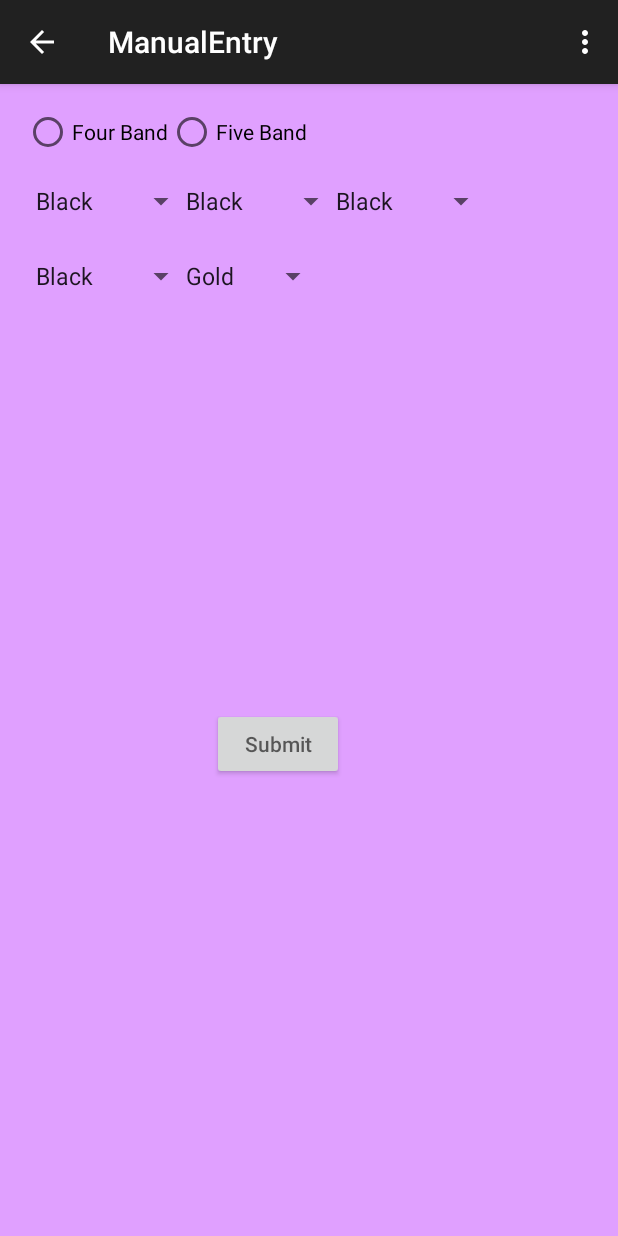
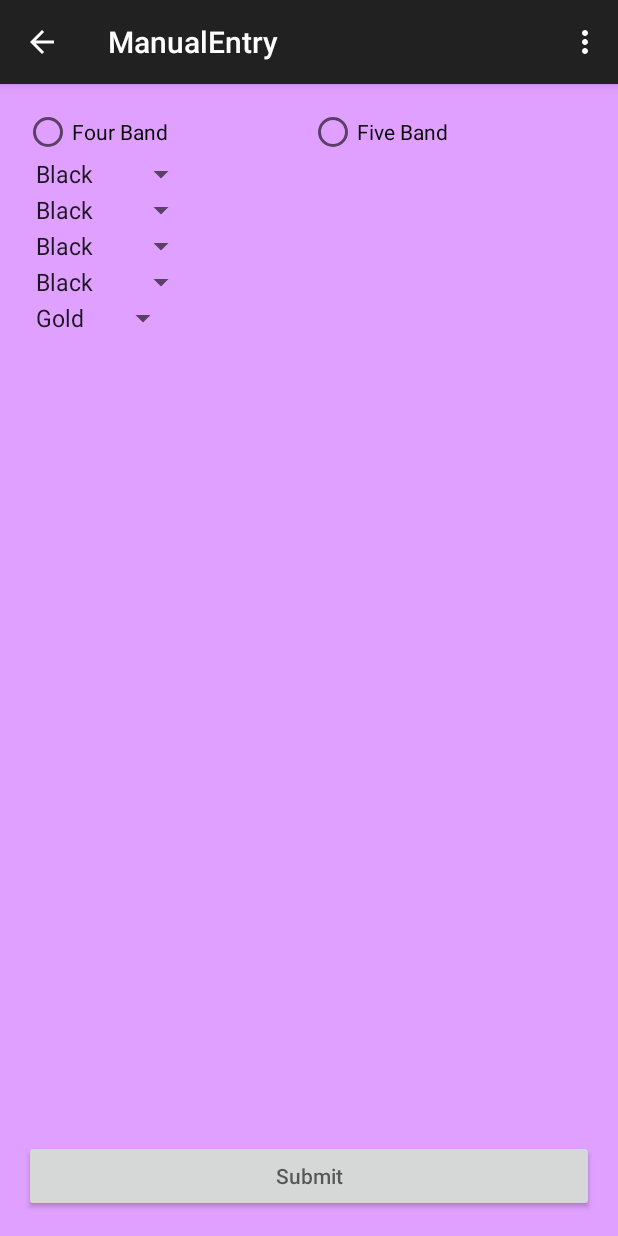
Before and after one commit to Speedy293/Resistor_Identifier, an Android app: the ManualEntry screen opened directly, with no data from a screen before it, on a phone screen of 412 x 824 dp. Run offline under Robolectric (Android 15) with nearby library versions, the phone set to English and light mode, and no system bars.

Commit message:
Changed some of the xml in manual entry

```diff
--- a/app/src/main/res/layout/activity_manual_entry.xml
+++ b/app/src/main/res/layout/activity_manual_entry.xml
@@ -7,19 +7,23 @@
     tools:context="com.blogspot.resistornamer.resistoridentifier.ManualEntry">
 
     <RadioGroup
+        android:id="@+id/band_number"
         android:layout_width="fill_parent"
         android:layout_height="wrap_content"
         android:orientation="horizontal"
-        android:layout_centerHorizontal="true">
+        android:layout_centerHorizontal="true"
+        android:gravity="center">
             <RadioButton
                 android:id="@+id/four"
-                android:layout_width="wrap_content"
+                android:layout_width="match_parent"
+                android:layout_weight="1"
                 android:layout_height="wrap_content"
                 android:text="@string/fourBand"
                 android:onClick="onRadioClick"/>
             <RadioButton
                 android:id="@+id/five"
-                android:layout_width="wrap_content"
+                android:layout_width="match_parent"
+                android:layout_weight="1"
                 android:layout_height="wrap_content"
                 android:text="@string/fiveBand"
                 android:onClick="onRadioClick"/>
@@ -30,41 +34,43 @@
         android:layout_width="wrap_content"
         android:layout_height="wrap_content"
         android:entries="@array/bandColors"
-        android:layout_marginTop="50dp"/>
+        android:layout_below="@id/band_number"
+        android:layout_alignParentLeft="true"
+        />
     <Spinner
         android:id="@+id/bandTwo"
         android:layout_width="wrap_content"
         android:layout_height="wrap_content"
         android:entries="@array/bandColors"
-        android:layout_marginTop="50dp"
-        android:layout_marginLeft="100dp" />
+        android:layout_below="@id/bandOne"
+         />
     <Spinner
         android:id="@+id/bandThree"
         android:layout_width="wrap_content"
         android:layout_height="wrap_content"
         android:entries="@array/bandColors"
-        android:layout_marginTop="50dp"
-        android:layout_marginLeft="200dp" />
+        android:layout_below="@id/bandTwo"/>
     <Spinner
         android:id="@+id/bandFour"
         android:layout_width="wrap_content"
         android:layout_height="wrap_content"
         android:entries="@array/bandSpecial"
-        android:layout_marginTop="100dp"/>
+        android:layout_below="@id/bandThree"/>
     <Spinner
         android:id="@+id/bandFive"
         android:layout_width="wrap_content"
         android:layout_height="wrap_content"
         android:entries="@array/percentage"
-        android:layout_marginTop="100dp"
-        android:layout_marginLeft="100dp" />
+        android:layout_below="@id/bandFour"
+        />
     <Button
         android:id="@+id/submit"
-        android:layout_width="wrap_content"
+        android:layout_width="match_parent"
+        android:gravity="center"
         android:layout_height="wrap_content"
         android:hint="@string/submit"
         android:onClick="compute"
-        android:layout_marginTop="400dp"
-        android:layout_marginLeft="125dp" />
+        android:layout_alignParentBottom="true"
+        />
 
 </RelativeLayout>
--- a/app/src/main/res/values/styles.xml
+++ b/app/src/main/res/values/styles.xml
@@ -5,9 +5,13 @@
         <!-- Customize your theme here. -->
     </style>
     <color name="custom_theme_color">#e0a0ff</color>
+    <color name="white">#FFFFFF</color>
     <style name= "CustomTheme" parent="AppTheme">
         <item name = "android:windowBackground">@color/custom_theme_color</item>
         <item name = "android:colorBackground">@color/custom_theme_color</item>
     </style>
+    <style name="Spinner" parent = "AppTheme">
+        <item name = "android:background">@color/white</item>
+    </style>
 
 </resources>
```
